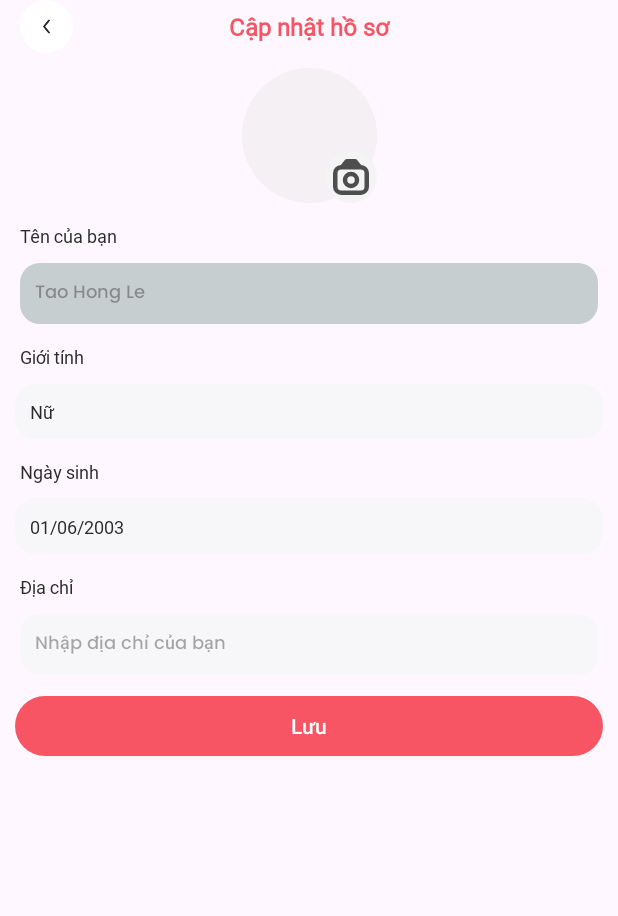
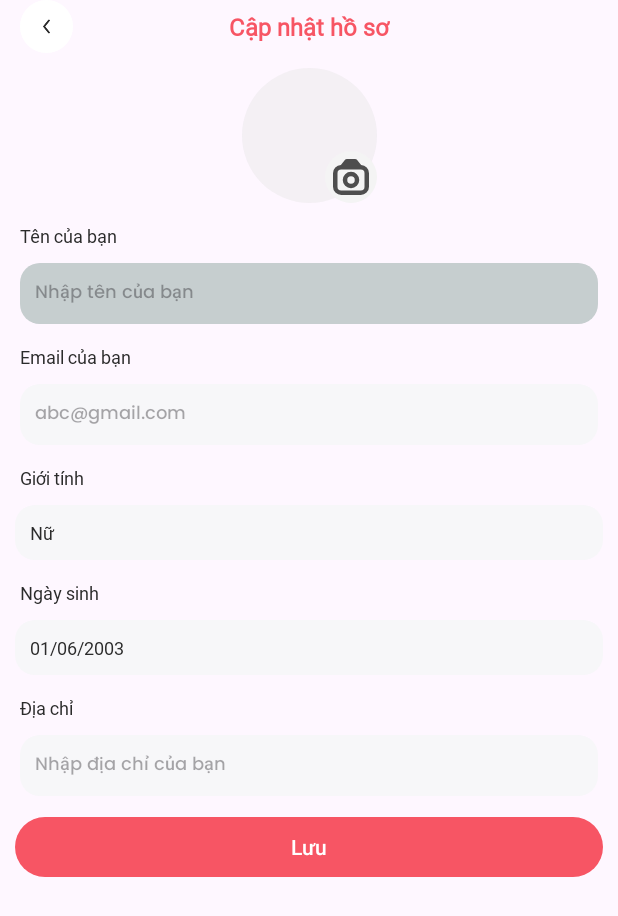
Before and after one commit to taohongle/Nhom8_DogCare, an Android app: the ProfileActivity screen opened directly, with no data from a screen before it, on a phone screen of 412 x 824 dp. Shown: the top 916 px of the screen. Run offline under Robolectric (Android 15) with nearby library versions, the phone set to English and light mode, and no system bars; our stand-ins replace Firebase (no records; nobody signed in at launch, a user with empty details on screens opened directly), sdp/ssp sizes; 7 statements that could not run were skipped.

Commit message:
update ui

```diff
--- a/DogCareApp/app/src/main/java/tlu/cse/android/ht63/dogcareapp/ui/ProfileActivity.java
+++ b/DogCareApp/app/src/main/java/tlu/cse/android/ht63/dogcareapp/ui/ProfileActivity.java
@@ -73,6 +73,7 @@ public class ProfileActivity extends BaseActivity {
                 .circleCrop()
                 .into(binding.image);
         binding.edtName.setText(userInfo.getName());
+        binding.edtEmail.setText(userInfo.getEmail());
         binding.tvAge.setText(Pref.convertDate(userInfo.getAge()));
         binding.tvGender.setText(userInfo.getGender());
         binding.edtAddress.setText(userInfo.getAddress());
@@ -86,7 +87,6 @@ public class ProfileActivity extends BaseActivity {
 
         binding.imgBack.setOnClickListener(v -> finish());
 
-        binding.imgBack.setOnClickListener(v -> finish());
     }
 
     @SuppressLint("SetTextI18n")
--- a/DogCareApp/app/src/main/res/layout/activity_profile.xml
+++ b/DogCareApp/app/src/main/res/layout/activity_profile.xml
@@ -100,6 +100,8 @@
 
         </FrameLayout>
 
+
+
         <androidx.constraintlayout.widget.ConstraintLayout
             android:id="@+id/layout_of_name"
             android:layout_width="match_parent"
@@ -124,17 +126,44 @@
                 android:layout_height="wrap_content"
                 android:layout_marginTop="@dimen/spacing_10"
                 android:background="@drawable/background_base_edittext"
-                android:hint="Tao Hong Le"
-                app:layout_constraintTop_toBottomOf="@id/tv_title3"
+                android:hint="Nhập tên của bạn"
+                app:layout_constraintTop_toBottomOf="@id/tv_title3" />
+        </androidx.constraintlayout.widget.ConstraintLayout>
 
-                />
+        <androidx.constraintlayout.widget.ConstraintLayout
+            android:id="@+id/layout_of_email"
+            android:layout_width="match_parent"
+            android:layout_height="wrap_content"
+            app:layout_constraintTop_toBottomOf="@+id/layout_of_name">
+
+            <TextView
+                android:id="@+id/tv_title4"
+                style="@style/TextLayoutBasicStyle"
+                android:layout_width="wrap_content"
+                android:layout_height="wrap_content"
+                android:layout_marginStart="@dimen/spacing_13"
+                android:layout_marginTop="@dimen/spacing_13"
+                android:text="Email của bạn"
+                app:layout_constraintStart_toStartOf="parent"
+                app:layout_constraintTop_toTopOf="parent" />
+
+            <androidx.appcompat.widget.AppCompatEditText
+                android:id="@+id/edt_email"
+                style="@style/EditTextBaseStyle"
+                android:layout_width="match_parent"
+                android:layout_height="wrap_content"
+                android:layout_marginTop="@dimen/spacing_10"
+                android:background="@drawable/background_base_edittext"
+                android:hint="abc@gmail.com"
+                app:layout_constraintTop_toBottomOf="@id/tv_title4" />
         </androidx.constraintlayout.widget.ConstraintLayout>
+
 
         <androidx.constraintlayout.widget.ConstraintLayout
             android:id="@+id/layout_of_active"
             android:layout_width="match_parent"
             android:layout_height="wrap_content"
-            app:layout_constraintTop_toBottomOf="@+id/layout_of_name">
+            app:layout_constraintTop_toBottomOf="@+id/layout_of_email">
 
             <TextView
                 android:id="@+id/tv_title_gender"
@@ -159,7 +188,6 @@
                 android:background="@drawable/bg_base_text"
                 android:text="Nữ"
                 app:layout_constraintTop_toBottomOf="@id/tv_title_gender"
-
                 />
         </androidx.constraintlayout.widget.ConstraintLayout>
 
```
